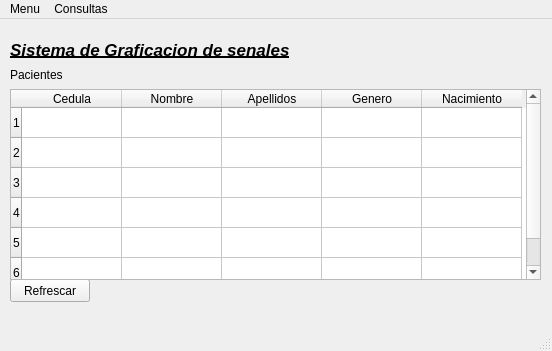
Qt form gui/ventana principal.ui (santi-ago/Info2) before a commit.
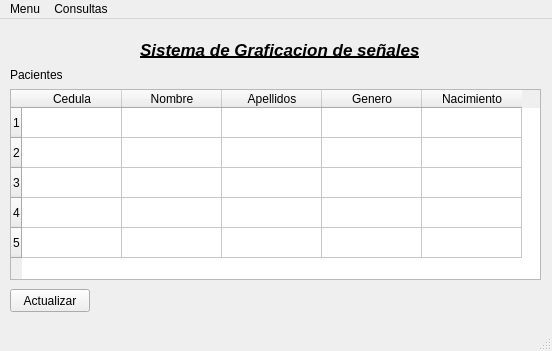
The same form after that commit.

The edit to the form file:
```diff
--- a/gui/ventana principal.ui
+++ b/gui/ventana principal.ui
@@ -23,9 +23,9 @@
    <widget class="QLabel" name="label">
     <property name="geometry">
      <rect>
-      <x>10</x>
+      <x>140</x>
       <y>10</y>
-      <width>281</width>
+      <width>301</width>
       <height>41</height>
      </rect>
     </property>
@@ -40,7 +40,7 @@
      </font>
     </property>
     <property name="text">
-     <string>Sistema de Graficacion de senales</string>
+     <string>Sistema de Graficacion de señales</string>
     </property>
    </widget>
    <widget class="QLabel" name="label_2">
@@ -60,13 +60,13 @@
     <property name="geometry">
      <rect>
       <x>10</x>
-      <y>260</y>
+      <y>270</y>
       <width>80</width>
       <height>23</height>
      </rect>
     </property>
     <property name="text">
-     <string>Refrescar</string>
+     <string>Actualizar</string>
     </property>
    </widget>
    <widget class="QTableWidget" name="tabla_pacientes">
@@ -100,7 +100,7 @@
      <bool>true</bool>
     </property>
     <property name="rowCount">
-     <number>6</number>
+     <number>5</number>
     </property>
     <property name="columnCount">
      <number>5</number>
@@ -110,7 +110,6 @@
     <row/>
     <row/>
     <row/>
-    <row/>
     <column>
      <property name="text">
       <string>Cedula</string>
```
Left out of the diff: 67 changed lines with no effect on the pictures.
